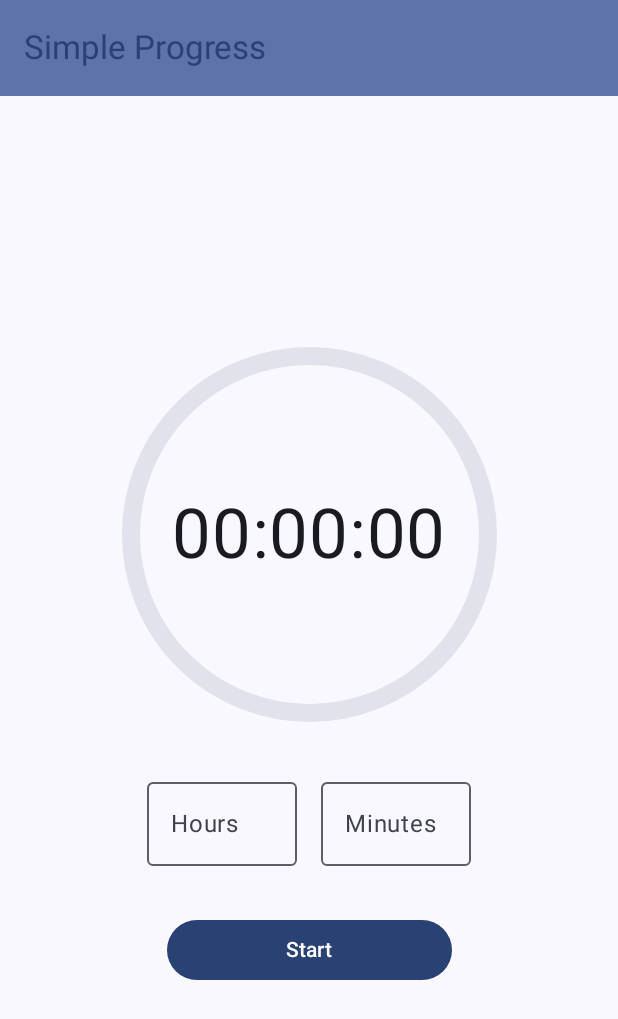
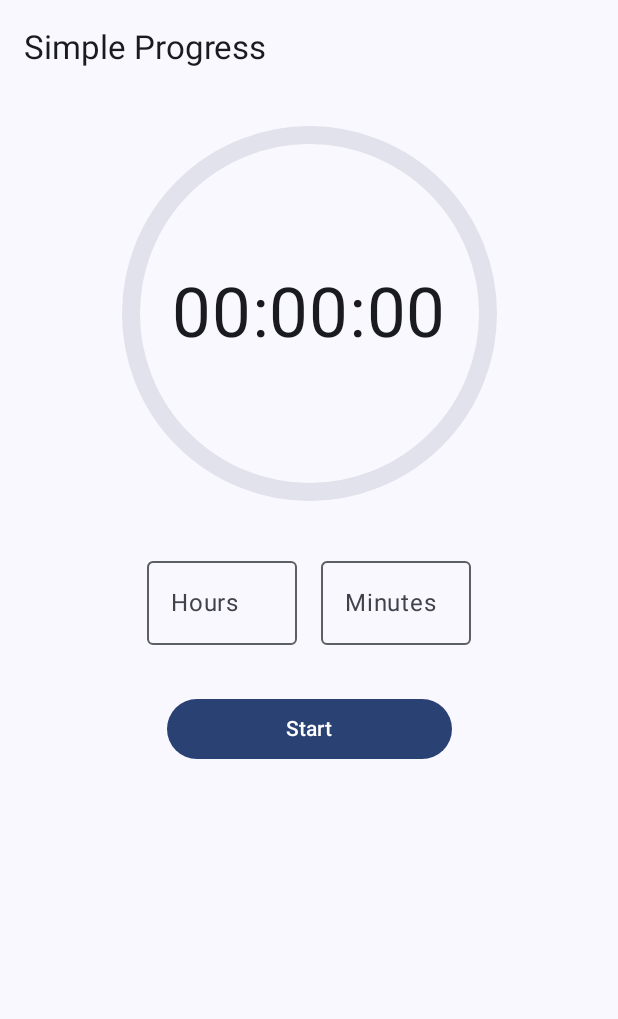
Before and after one commit to teja2495/simple-progress, an Android app built with Jetpack Compose: the screen it shows after launch (MainActivity), on a phone screen of 412 x 824 dp. Shown: the top 1019 px of the screen. Run offline under Robolectric (Android 15) with nearby library versions, the phone set to English and light mode, and no system bars.

Commit message:
feat: ui update

```diff
--- a/app/src/main/java/com/example/simple_progress/MainActivity.kt
+++ b/app/src/main/java/com/example/simple_progress/MainActivity.kt
@@ -17,6 +17,7 @@ import androidx.compose.foundation.layout.padding
 import androidx.compose.foundation.layout.size
 import androidx.compose.foundation.layout.width
 import androidx.compose.foundation.rememberScrollState
+import androidx.compose.foundation.shape.RoundedCornerShape
 import androidx.compose.foundation.text.KeyboardOptions
 import androidx.compose.foundation.verticalScroll
 import androidx.compose.material3.Button
@@ -142,8 +143,8 @@ fun TimerScreen(timerViewModel: TimerViewModel = viewModel()) {
                         title = { Text("Simple Progress") },
                         colors =
                                 TopAppBarDefaults.topAppBarColors(
-                                        containerColor = MaterialTheme.colorScheme.primaryContainer,
-                                        titleContentColor = MaterialTheme.colorScheme.primary,
+                                        containerColor = MaterialTheme.colorScheme.surface,
+                                        titleContentColor = MaterialTheme.colorScheme.onSurface,
                                 ),
                 )
             }
@@ -152,11 +153,11 @@ fun TimerScreen(timerViewModel: TimerViewModel = viewModel()) {
                 modifier = Modifier
                     .fillMaxSize()
                     .padding(innerPadding)
-                    .padding(16.dp)
+                    .padding(top = 20.dp, start = 16.dp, end = 16.dp, bottom = 16.dp)
                     .imePadding()
                     .verticalScroll(rememberScrollState()),
                 horizontalAlignment = Alignment.CenterHorizontally,
-                verticalArrangement = Arrangement.Center
+                verticalArrangement = Arrangement.Top
         ) {
             if (isRunning && timerName.isNotEmpty()) {
                 Text(text = timerName, fontSize = 24.sp)
@@ -177,7 +178,18 @@ fun TimerScreen(timerViewModel: TimerViewModel = viewModel()) {
                         Text(text = time, fontSize = 46.sp)
                     }
                     if (isRunning) {
-                        Text(text = "${(progress * 100).toInt()}%", fontSize = 24.sp)
+                        Surface(
+                            modifier = Modifier.padding(top = 8.dp),
+                            shape = RoundedCornerShape(percent = 50),
+                            color = MaterialTheme.colorScheme.primary.copy(alpha = 0.1f)
+                        ) {
+                            Text(
+                                text = "${(progress * 100).toInt()}%",
+                                modifier = Modifier.padding(horizontal = 16.dp, vertical = 8.dp),
+                                fontSize = 24.sp,
+                                color = MaterialTheme.colorScheme.primary,
+                            )
+                        }
                     }
                 }
             }
```
